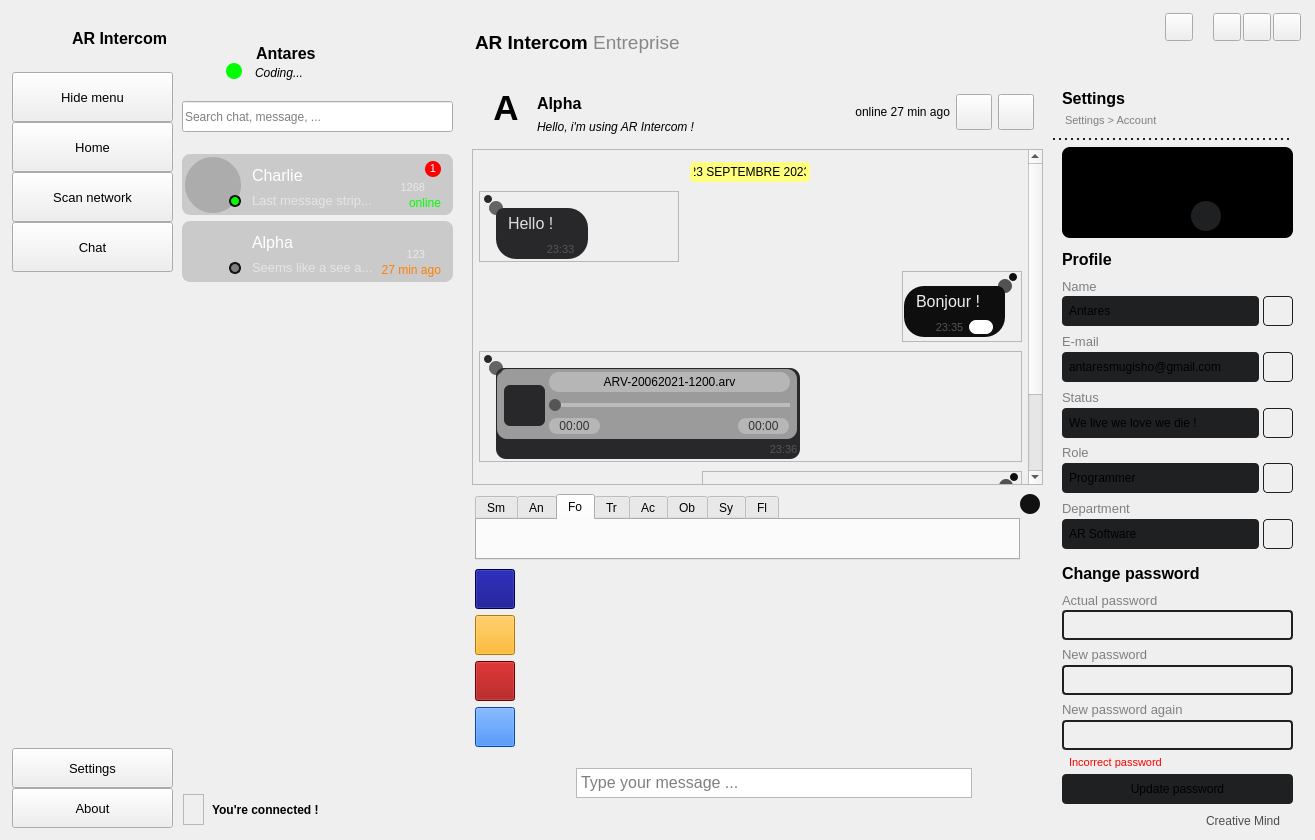
Qt form gui/main_window.ui (AntaresMugisho/AR_Intercom) before a commit.
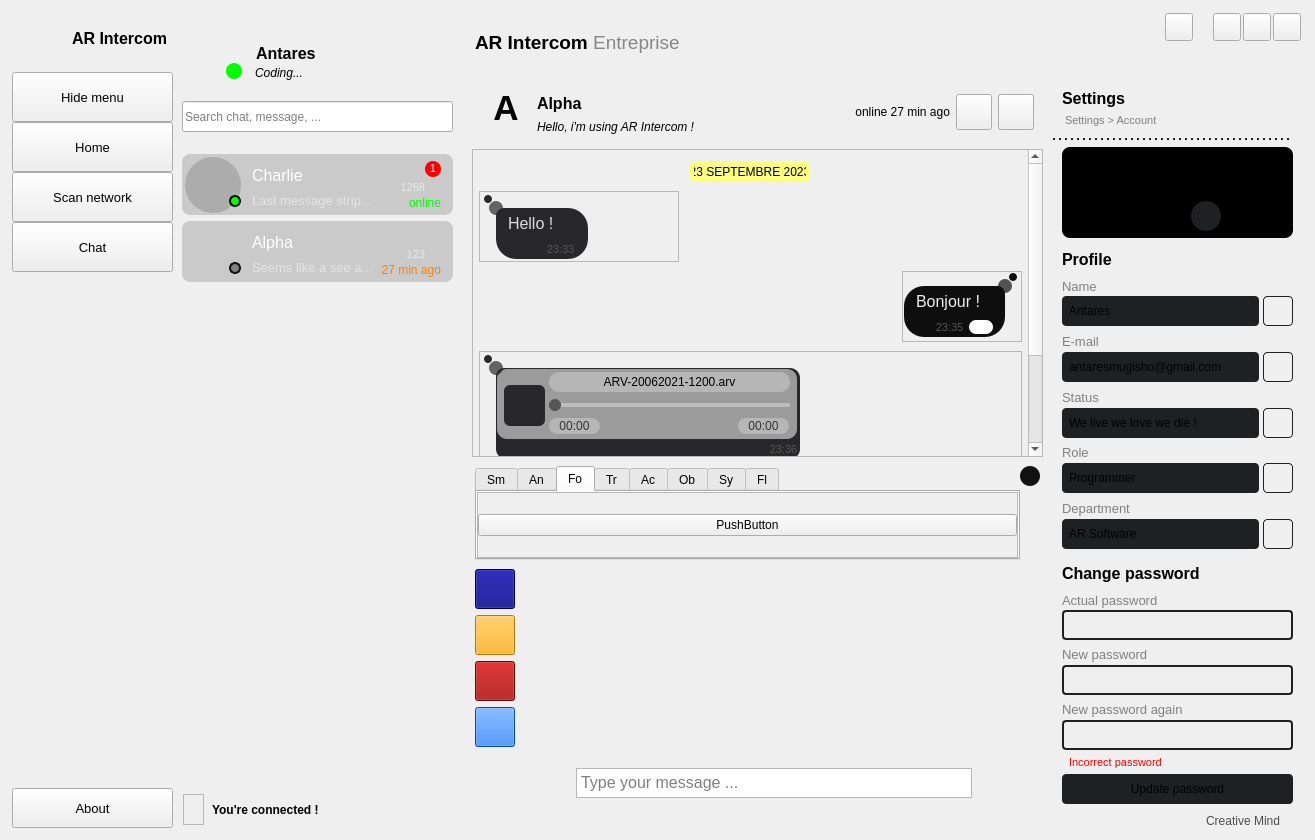
The same form after that commit. The open tabs and pages were chosen to show the change. Icons and pictures are not drawn.

Commit message: Update tab widgets, using EmojiStore

```diff
--- a/gui/main_window.ui
+++ b/gui/main_window.ui
@@ -434,13 +434,13 @@
  }
 </string>
    </property>
-   <layout class="QHBoxLayout" name="app_margins">
+   <layout class="QVBoxLayout" name="verticalLayout_3">
     <item>
      <widget class="QWidget" name="app_bg" native="true">
       <property name="styleSheet">
        <string notr="true"/>
       </property>
-      <layout class="QHBoxLayout" name="app_layout">
+      <layout class="QHBoxLayout" name="app_margins">
        <property name="spacing">
         <number>0</number>
        </property>
@@ -666,33 +666,6 @@
             </property>
            </spacer>
           </item>
-          <item>
-           <widget class="QPushButton" name="settings_btn_2">
-            <property name="minimumSize">
-             <size>
-              <width>0</width>
-              <height>40</height>
-             </size>
-            </property>
-            <property name="maximumSize">
-             <size>
-              <width>16777215</width>
-              <height>40</height>
-             </size>
-            </property>
-            <property name="font">
-             <font>
-              <pointsize>10</pointsize>
-             </font>
-            </property>
-            <property name="styleSheet">
-             <string notr="true"/>
-            </property>
-            <property name="text">
-             <string>Settings</string>
-            </property>
-           </widget>
-          </item>
           <item>
            <widget class="QPushButton" name="about_btn">
             <property name="minimumSize">
@@ -5629,10 +5602,16 @@
                 </item>
                 <item>
                  <widget class="QWidget" name="emoji_widget" native="true">
+                  <property name="minimumSize">
+                   <size>
+                    <width>0</width>
+                    <height>100</height>
+                   </size>
+                  </property>
                   <property name="maximumSize">
                    <size>
                     <width>16777215</width>
-                    <height>190</height>
+                    <height>196</height>
                    </size>
                   </property>
                   <property name="styleSheet">
@@ -5702,6 +5681,64 @@
                       <attribute name="title">
                        <string>Fo</string>
                       </attribute>
+                      <layout class="QVBoxLayout" name="verticalLayout_7">
+                       <property name="spacing">
+                        <number>0</number>
+                       </property>
+                       <property name="leftMargin">
+                        <number>0</number>
+                       </property>
+                       <property name="topMargin">
+                        <number>0</number>
+                       </property>
+                       <property name="rightMargin">
+                        <number>0</number>
+                       </property>
+                       <property name="bottomMargin">
+                        <number>0</number>
+                       </property>
+                       <item>
+                        <widget class="QScrollArea" name="scrollArea_3">
+                         <property name="widgetResizable">
+                          <bool>true</bool>
+                         </property>
+                         <widget class="QWidget" name="scrollAreaWidgetContents_3">
+                          <property name="geometry">
+                           <rect>
+                            <x>0</x>
+                            <y>0</y>
+                            <width>541</width>
+                            <height>55</height>
+                           </rect>
+                          </property>
+                          <layout class="QGridLayout" name="gridLayout_14">
+                           <property name="leftMargin">
+                            <number>0</number>
+                           </property>
+                           <property name="topMargin">
+                            <number>0</number>
+                           </property>
+                           <property name="rightMargin">
+                            <number>0</number>
+                           </property>
+                           <property name="bottomMargin">
+                            <number>0</number>
+                           </property>
+                           <property name="horizontalSpacing">
+                            <number>3</number>
+                           </property>
+                           <item row="0" column="0">
+                            <widget class="QPushButton" name="pushButton_3">
+                             <property name="text">
+                              <string>PushButton</string>
+                             </property>
+                            </widget>
+                           </item>
+                          </layout>
+                         </widget>
+                        </widget>
+                       </item>
+                      </layout>
                      </widget>
                      <widget class="QWidget" name="tab_travels">
                       <attribute name="title">
```
Left out of the diff: 312 changed lines with no effect on the pictures. The commit also changes 4 other files.
